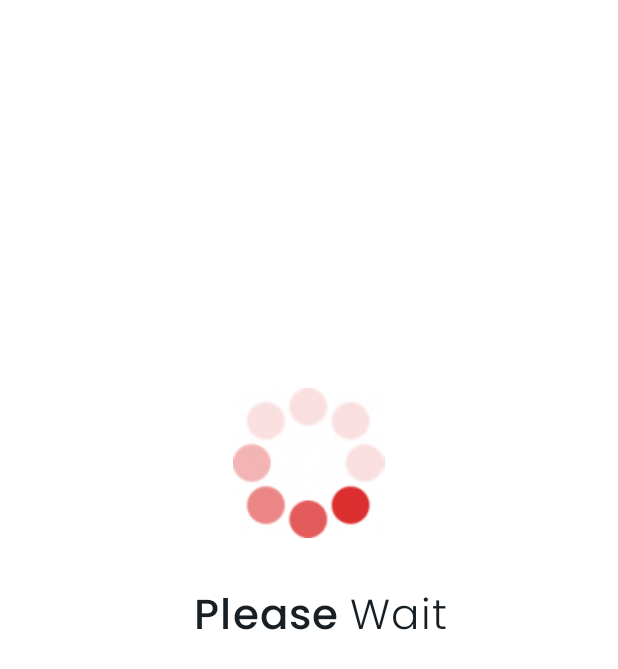
After one commit to abanoubdev/GTec, an Android app: the fragment LoadingDialog shown on its own in the app's theme, on a phone screen of 412 x 824 dp. The commit adds this screen. Shown: the top 669 px of the screen. Run offline under Robolectric (Android 15) with nearby library versions, the phone set to English and light mode, and no system bars.

Commit message:
Add Dummy Loading

```diff
--- a/app/src/main/java/com/softex/gtec/ui/forgetPassword/ForgetPasswordFragment.kt
+++ b/app/src/main/java/com/softex/gtec/ui/forgetPassword/ForgetPasswordFragment.kt
@@ -9,7 +9,7 @@ import kotlinx.coroutines.ExperimentalCoroutinesApi
 
 @ExperimentalCoroutinesApi
 @AndroidEntryPoint
-class ForgetPasswordFragment : BaseFragment(R.layout.forget_password_fragment) {
+class ForgetPasswordFragment : BaseFragment(R.layout.fragment_forget_password) {
 
     private val viewModel: HomepageViewModel by viewModels()
 
--- /dev/null
+++ b/app/src/main/java/com/softex/gtec/ui/loading/LoadingDialog.kt
@@ -0,0 +1,41 @@
+package com.softex.gtec.ui.loading
+
+import android.content.Context
+import android.os.Bundle
+import android.os.Handler
+import android.os.Looper
+import android.view.LayoutInflater
+import android.view.View
+import android.view.ViewGroup
+import androidx.fragment.app.DialogFragment
+import com.softex.gtec.R
+import com.softex.gtec.databinding.FragmentLoadingBinding
+
+class LoadingDialog : DialogFragment() {
+
+    private var isDialogAttached: Boolean = true
+
+    private var _binding: FragmentLoadingBinding? = null
+
+    private val binding get() = _binding!!
+
+    override fun getTheme(): Int {
+        return R.style.DialogTheme
+    }
+
+    override fun onCreateView(
+        inflater: LayoutInflater,
+        container: ViewGroup?,
+        savedInstanceState: Bundle?
+    ): View {
+        isCancelable = false
+        _binding = FragmentLoadingBinding.inflate(inflater, container, false)
+        return binding.root
+    }
+
+    override fun onDetach() {
+        isDialogAttached = false
+        _binding = null
+        super.onDetach()
+    }
+}
--- /dev/null
+++ b/app/src/main/res/layout/fragment_loading.xml
@@ -0,0 +1,71 @@
+<?xml version="1.0" encoding="utf-8"?>
+<androidx.constraintlayout.widget.ConstraintLayout xmlns:android="http://schemas.android.com/apk/res/android"
+    xmlns:app="http://schemas.android.com/apk/res-auto"
+    xmlns:tools="http://schemas.android.com/tools"
+    android:layout_width="match_parent"
+    android:background="@color/white_two"
+    android:layout_height="match_parent">
+
+
+    <TextView
+        android:id="@+id/textView5"
+        android:layout_width="wrap_content"
+        android:layout_height="wrap_content"
+        android:fontFamily="@font/poppins_medium"
+        android:letterSpacing="0.03"
+        android:lineSpacingExtra="14sp"
+        android:text="@string/please"
+        android:textColor="@color/dark"
+        android:textSize="28sp"
+        android:textStyle="normal"
+        app:layout_constraintBottom_toBottomOf="parent"
+        app:layout_constraintEnd_toEndOf="parent"
+        app:layout_constraintHorizontal_bias="0.41"
+        app:layout_constraintStart_toStartOf="parent"
+        app:layout_constraintTop_toTopOf="parent" />
+
+    <TextView
+        android:id="@+id/textView4"
+        android:layout_width="wrap_content"
+        android:layout_height="wrap_content"
+        android:layout_marginStart="7dp"
+        android:fontFamily="@font/poppins_light"
+        android:letterSpacing="0.03"
+        android:lineSpacingExtra="14sp"
+        android:text="@string/wait"
+        android:textColor="@color/dark"
+        android:textSize="28sp"
+        android:textStyle="normal"
+        app:layout_constraintBottom_toBottomOf="@+id/textView5"
+        app:layout_constraintStart_toEndOf="@+id/textView5"
+        app:layout_constraintTop_toTopOf="@+id/textView5" />
+
+
+    <TextView
+        android:layout_width="wrap_content"
+        android:layout_height="wrap_content"
+        android:layout_marginTop="8dp"
+        android:fontFamily="@font/poppins_medium"
+        android:letterSpacing="0.03"
+        android:lineSpacingExtra="6sp"
+        android:textColor="@color/cool_grey"
+        android:textSize="12sp"
+        android:textStyle="normal"
+        app:layout_constraintEnd_toEndOf="parent"
+        app:layout_constraintHorizontal_bias="0.532"
+        app:layout_constraintStart_toStartOf="parent"
+        app:layout_constraintTop_toBottomOf="@+id/textView5"
+        tools:text="We are getting data" />
+
+    <ImageView
+        android:id="@+id/progressBar"
+        android:layout_width="wrap_content"
+        android:layout_height="wrap_content"
+        android:layout_marginBottom="30dp"
+        android:src="@drawable/loading_1"
+        app:layout_constraintBottom_toTopOf="@+id/textView5"
+        app:layout_constraintEnd_toEndOf="parent"
+        app:layout_constraintStart_toStartOf="parent"
+        android:contentDescription="@string/loading" />
+
+</androidx.constraintlayout.widget.ConstraintLayout>
--- a/app/src/main/res/values/strings.xml
+++ b/app/src/main/res/values/strings.xml
@@ -9,4 +9,7 @@
     <string name="sign_up">Sign Up</string>
     <string name="invalid_username_or_email">Invalid Username or Email</string>
     <string name="invalid_password">Invalid Password</string>
+    <string name="please">Please</string>
+    <string name="wait">Wait</string>
+    <string name="loading">loading</string>
 </resources>
--- a/app/src/main/res/values/styles.xml
+++ b/app/src/main/res/values/styles.xml
@@ -8,4 +8,10 @@
         <item name="android:windowBackground">@color/white_two</item>
         <item name="android:typeface">monospace</item>
     </style>
+
+    <style name="DialogTheme" parent="Theme.GTEC">
+        <item name="android:windowNoTitle">true</item>
+        <item name="android:windowFullscreen">true</item>
+        <item name="android:windowIsFloating">false</item>
+    </style>
 </resources>
```
Also changed, not shown: app/build.gradle (+7 -3 lines), app/src/main/java/com/softex/gtec/ui/BaseFragment.kt (+14 -0 lines), app/src/main/java/com/softex/gtec/ui/login/LoginFragment.kt (+8 -4 lines), app/src/main/java/com/softex/gtec/ui/register/RegisterFragment.kt (+4 -4 lines), app/src/main/java/com/softex/gtec/ui/splash/SplashFragment.kt (+1 -11 lines), app/src/main/res/navigation/nav_main.xml (+15 -3 lines), app/src/main/res/layout/fragment_forget_password.xml (renamed from app/src/main/res/layout/forget_password_fragment.xml), app/src/main/res/layout/fragment_login.xml (renamed from app/src/main/res/layout/login_fragment.xml), app/src/main/res/layout/fragment_register.xml (renamed from app/src/main/res/layout/register_fragment.xml), app/src/main/res/layout/fragment_splash.xml (renamed from app/src/main/res/layout/splash_fragment.xml).
